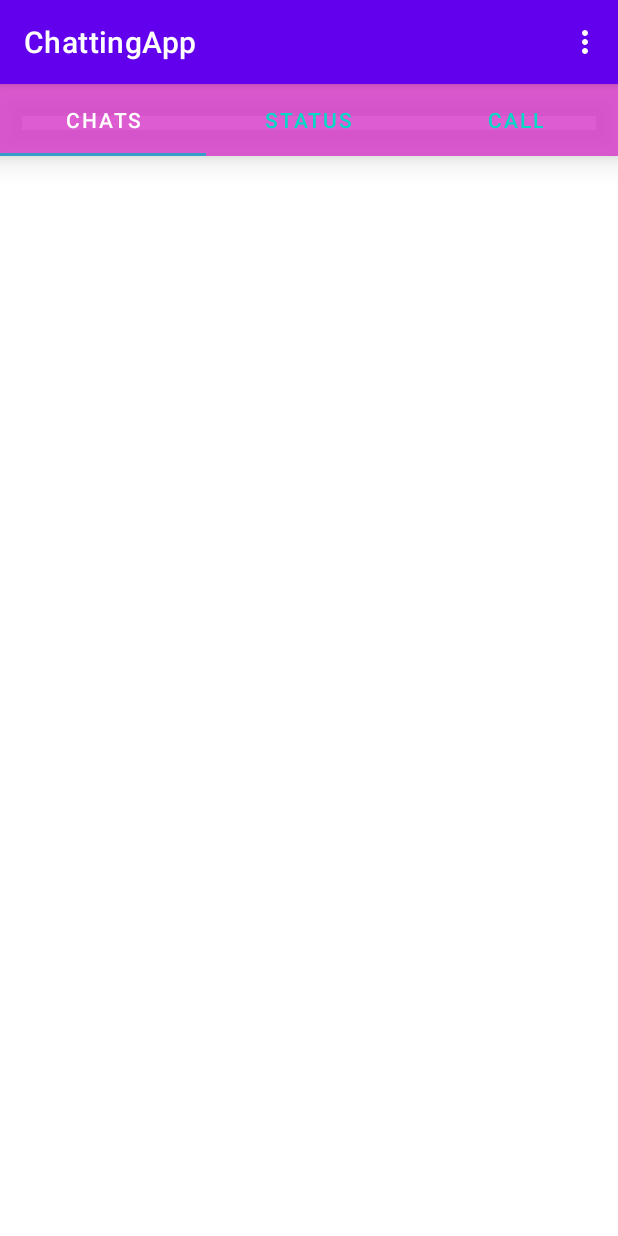
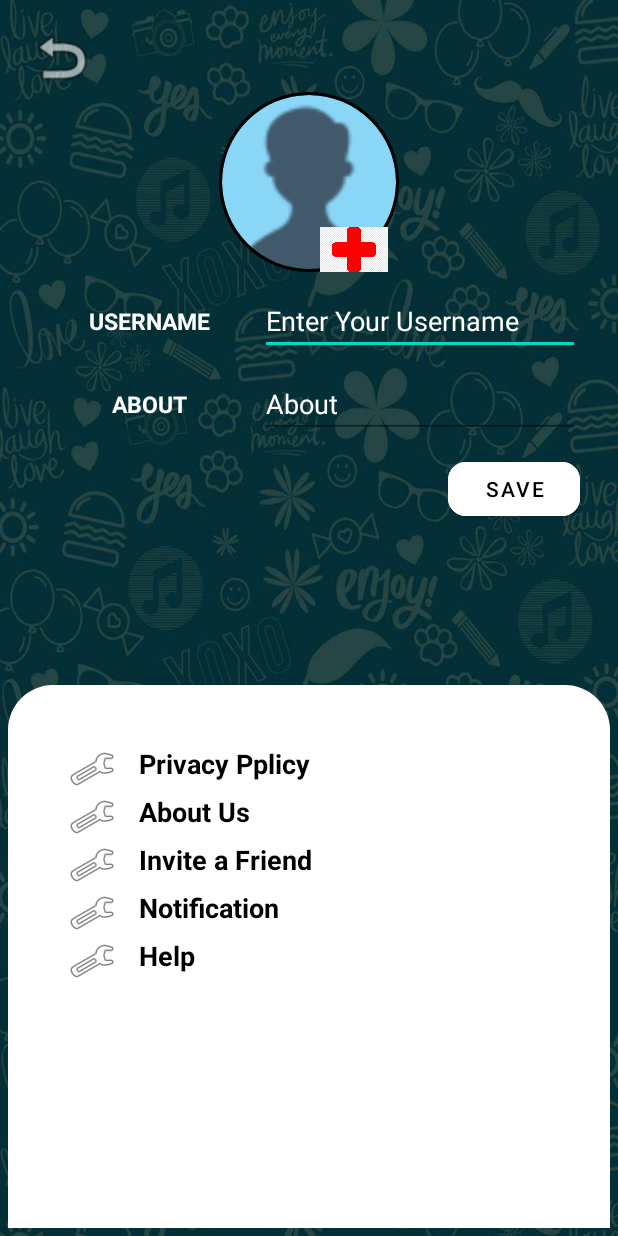
Before and after one commit to DaRkSoUl1690/ChattingApp, an Android app: the MainActivity screen opened directly, with no data from a screen before it, in the options menu, after a tap on "Setting", on a phone screen of 412 x 824 dp. Run offline under Robolectric (Android 15) with nearby library versions, the phone set to English and light mode, and no system bars; our stand-ins replace CircleImageView, Firebase (no records; nobody signed in at launch, a user with empty details on screens opened directly), Picasso; 7 statements that could not run were skipped.

Commit message:
made some changes for displaying profile pic and making an status and saving it using firebase datbase but bug T_T .

```diff
--- a/app/build.gradle
+++ b/app/build.gradle
@@ -46,6 +46,7 @@ dependencies {
     implementation 'com.google.firebase:firebase-auth'
     implementation  'com.google.firebase:firebase-database'
     implementation 'androidx.legacy:legacy-support-v4:1.0.0'
+    implementation 'com.google.firebase:firebase-storage:20.0.0'
     testImplementation 'junit:junit:4.+'
     androidTestImplementation 'androidx.test.ext:junit:1.1.3'
     androidTestImplementation 'androidx.test.espresso:espresso-core:3.4.0'
--- a/app/src/main/AndroidManifest.xml
+++ b/app/src/main/AndroidManifest.xml
@@ -9,6 +9,9 @@
         android:roundIcon="@mipmap/ic_launcher_round"
         android:supportsRtl="true"
         android:theme="@style/Theme.ChattingApp">
+        <activity
+            android:name=".settingActivity"
+            android:exported="true" />
         <activity
             android:name=".GroupChat"
             android:exported="true" />
@@ -25,7 +28,7 @@
                 <category android:name="android.intent.category.LAUNCHER" />
             </intent-filter>
         </activity>
-        <activity android:name=".MainActivity"></activity>
+        <activity android:name=".MainActivity" />
     </application>
 
 </manifest>
--- a/app/src/main/java/com/vedant/chattingapp/Adapters/userAdapter.java
+++ b/app/src/main/java/com/vedant/chattingapp/Adapters/userAdapter.java
@@ -46,7 +46,7 @@ public class userAdapter extends RecyclerView.Adapter<userAdapter.ViewHolder> {
     @Override
     public void onBindViewHolder(@NonNull ViewHolder holder, int position) {
           Users users = list.get(position);
-        Picasso.get().load(users.getProfilepic()).placeholder(R.drawable.userimg).into(holder.img);
+        Picasso.get().load(users.getProfilepic()).placeholder(R.drawable.user).into(holder.img);
           holder.userName.setText(users.getUserName());
 
         FirebaseDatabase.getInstance().getReference().child("Chats")
@@ -97,7 +97,7 @@ public class userAdapter extends RecyclerView.Adapter<userAdapter.ViewHolder> {
         public ViewHolder(@NonNull View itemView) {
             super(itemView);
 
-            img = itemView.findViewById(R.id.profile_image);
+            img = itemView.findViewById(R.id.profileimage);
             userName = itemView.findViewById(R.id.userName);
             lastMessage = itemView.findViewById(R.id.lastMessage);
         }
--- a/app/src/main/java/com/vedant/chattingapp/MainActivity.java
+++ b/app/src/main/java/com/vedant/chattingapp/MainActivity.java
@@ -53,14 +53,15 @@ public class MainActivity extends AppCompatActivity {
         switch (item.getItemId())
         {
             case R.id.setting:
-                Toast.makeText(this, "Setting is clicked", Toast.LENGTH_SHORT).show();
+                Intent intent = new Intent(this,settingActivity.class);
+                startActivity(intent);
                 break;
 
 
             case R.id.logout:
                 mAuth.signOut();
-                Intent intent = new Intent(this,login_Activity.class);
-                startActivity(intent);
+                Intent intent2 = new Intent(this,login_Activity.class);
+                startActivity(intent2);
                 break;
 
             case R.id.groupChat:
--- a/app/src/main/java/com/vedant/chattingapp/Models/Users.java
+++ b/app/src/main/java/com/vedant/chattingapp/Models/Users.java
@@ -2,15 +2,18 @@ package com.vedant.chattingapp.Models;
 
 public class Users {
 
-    String profilepic , userName ,mail,password,userId,lastMessage;
+    String profilepic , userName ,mail,password,userId,lastMessage,about;
 
-    public Users(String profilepic, String userName, String mail, String password, String userId, String lastMessage) {
+
+
+    public Users(String profilepic, String userName, String mail, String password, String userId, String lastMessage, String about) {
         this.profilepic = profilepic;
         this.userName = userName;
         this.mail = mail;
         this.password = password;
         this.userId = userId;
         this.lastMessage = lastMessage;
+        this.about = about;
     }
 
     public Users(){}
@@ -23,6 +26,14 @@ public class Users {
         this.mail = mail;
         this.password = password;
 
+    }
+
+    public String getAbout() {
+        return about;
+    }
+
+    public void setAbout(String about) {
+        this.about = about;
     }
 
     public String getProfilepic() {
@@ -72,4 +83,6 @@ public class Users {
     public void setLastMessage(String lastMessage) {
         this.lastMessage = lastMessage;
     }
+
+
 }
--- a/app/src/main/java/com/vedant/chattingapp/chatDetail.java
+++ b/app/src/main/java/com/vedant/chattingapp/chatDetail.java
@@ -45,7 +45,7 @@ public class chatDetail extends AppCompatActivity {
         String profilepic = getIntent().getStringExtra("profilepic");
 
         binding.textView4.setText(userName);
-        Picasso.get().load(profilepic).placeholder(R.drawable.userimg).into(binding.profileImage);
+        Picasso.get().load(profilepic).placeholder(R.drawable.user).into(binding.profileimage);
         binding.back.setOnClickListener(new View.OnClickListener() {
             @Override
             public void onClick(View v) {
@@ -72,7 +72,7 @@ database.getReference().child("Chats")
     @Override
     public void onDataChange(DataSnapshot dataSnapshot) {
 
-      messageModels.clear();
+    messageModels.clear();
         for (DataSnapshot dataSnapshot1 : dataSnapshot.getChildren())
         {
             MessageModel model  = dataSnapshot1.getValue(MessageModel.class);
--- /dev/null
+++ b/app/src/main/java/com/vedant/chattingapp/settingActivity.java
@@ -0,0 +1,135 @@
+package com.vedant.chattingapp;
+
+import androidx.annotation.NonNull;
+import androidx.annotation.Nullable;
+import androidx.appcompat.app.AppCompatActivity;
+
+import android.content.Intent;
+import android.net.Uri;
+import android.os.Bundle;
+import android.view.View;
+import android.widget.Toast;
+
+import com.google.android.gms.tasks.OnSuccessListener;
+import com.google.firebase.auth.FirebaseAuth;
+import com.google.firebase.database.DataSnapshot;
+import com.google.firebase.database.DatabaseError;
+import com.google.firebase.database.FirebaseDatabase;
+import com.google.firebase.database.ValueEventListener;
+import com.google.firebase.storage.FirebaseStorage;
+import com.google.firebase.storage.StorageReference;
+import com.google.firebase.storage.UploadTask;
+import com.squareup.picasso.Picasso;
+import com.vedant.chattingapp.Models.Users;
+import com.vedant.chattingapp.databinding.ActivitySettingBinding;
+
+import java.util.HashMap;
+
+public class settingActivity extends AppCompatActivity {
+
+   ActivitySettingBinding binding;
+     FirebaseStorage storage;
+     FirebaseAuth auth;
+     FirebaseDatabase database;
+
+
+    @Override
+    protected void onCreate(Bundle savedInstanceState) {
+        super.onCreate(savedInstanceState);
+        setContentView(R.layout.activity_setting);
+         binding = ActivitySettingBinding.inflate(getLayoutInflater());
+        setContentView(binding.getRoot());
+        getSupportActionBar().hide();
+
+         storage = FirebaseStorage.getInstance();
+         auth  = FirebaseAuth.getInstance();
+         database= FirebaseDatabase.getInstance();
+
+        binding.backArrow.setOnClickListener(new View.OnClickListener() {
+            @Override
+            public void onClick(View v) {
+                Intent intent = new Intent(settingActivity.this,MainActivity.class);
+                startActivity(intent);
+            }
+        });
+
+        database.getReference().child("Users").child(FirebaseAuth.getInstance().getUid())
+                .addListenerForSingleValueEvent(new ValueEventListener() {
+                    @Override
+                    public void onDataChange(@NonNull DataSnapshot snapshot) {
+                        Users users = snapshot.getValue(Users.class);
+                        Picasso.get()
+                                .load(users.getProfilepic())
+                                .placeholder(R.drawable.user)
+                                .into(binding.profileimage);
+
+                        binding.etuserName.setText(users.getUserName());
+                   binding.about.setText(users.getAbout());
+                    }
+
+                    @Override
+                    public void onCancelled(@NonNull DatabaseError error) {
+
+                    }
+                });
+
+        binding.plus.setOnClickListener(new View.OnClickListener() {
+            @Override
+            public void onClick(View v) {
+                Intent intent = new Intent();
+                intent.setAction(Intent.ACTION_GET_CONTENT);
+                intent.setType("image/*");
+                startActivityForResult(intent,33);
+            }
+        });
+
+        binding.save.setOnClickListener(new View.OnClickListener() {
+            @Override
+            public void onClick(View v) {
+                String about = binding.about.getText().toString();
+                String userName = binding.etuserName.getText().toString();
+
+                HashMap<String, Object> obj = new HashMap<>();
+                obj.put("userName", userName);
+                obj.put("about", about);
+
+                database.getReference().child("Users").child(FirebaseAuth.getInstance().getUid())
+                        .updateChildren(obj);
+
+                Intent intent = new Intent(settingActivity.this, MainActivity.class);
+                startActivity(intent);
+                finish();
+
+                Toast.makeText(settingActivity.this, "Details Updated", Toast.LENGTH_SHORT).show();
+
+            }
+        });
+
+    }
+
+    @Override
+    protected void onActivityResult(int requestCode, int resultCode, @Nullable Intent data) {
+        super.onActivityResult(requestCode, resultCode, data);
+
+        if(data.getData() != null){
+            Uri uri = data.getData();
+            binding.profileimage.setImageURI(uri);
+            final StorageReference reference = storage.getReference().child("profile pictures")
+                    .child(FirebaseAuth.getInstance().getUid());
+                    reference.putFile(uri).addOnSuccessListener(new OnSuccessListener<UploadTask.TaskSnapshot>() {
+                        @Override
+                        public void onSuccess(UploadTask.TaskSnapshot taskSnapshot) {
+                            reference.getDownloadUrl().addOnSuccessListener(new OnSuccessListener<Uri>() {
+                                @Override
+                                public void onSuccess(Uri uri) {
+                                    database.getReference().child("Users").child(FirebaseAuth.getInstance().getUid())
+                                            .child("profilePic").setValue(uri.toString());
+                                    Toast.makeText(settingActivity.this, "Profile Picture updated", Toast.LENGTH_SHORT).show();
+                                }
+                            });
+                        }
+                    });
+
+        }
+    }
+}
--- a/app/src/main/java/com/vedant/chattingapp/tab_fragments/chat_Fragment.java
+++ b/app/src/main/java/com/vedant/chattingapp/tab_fragments/chat_Fragment.java
@@ -13,6 +13,7 @@ import android.view.View;
 import android.view.ViewGroup;
 
 
+import com.google.firebase.auth.FirebaseAuth;
 import com.google.firebase.database.DataSnapshot;
 import com.google.firebase.database.DatabaseError;
 import com.google.firebase.database.FirebaseDatabase;
@@ -60,6 +61,7 @@ public class chat_Fragment extends Fragment {
                 {
                     Users users = dataSnapshot.getValue(Users.class);
                     users.setUserId(dataSnapshot.getKey());
+                    if(!users.getUserId().equals(FirebaseAuth.getInstance().getUid()))
                      list.add(users);
 
                 }
--- a/app/src/main/res/layout/activity_chat_detail.xml
+++ b/app/src/main/res/layout/activity_chat_detail.xml
@@ -97,11 +97,11 @@
 
 
         <de.hdodenhof.circleimageview.CircleImageView
-            android:id="@+id/profile_image"
+            android:id="@+id/profileimage"
             android:layout_width="55dp"
             android:layout_height="45dp"
 
-            android:src="@drawable/userimg"
+            android:src="@drawable/user"
             app:civ_border_color="#FF000000"
             app:civ_border_width="2dp"
             app:layout_constraintBottom_toBottomOf="parent"
--- a/app/src/main/res/layout/activity_group_chat.xml
+++ b/app/src/main/res/layout/activity_group_chat.xml
@@ -97,7 +97,7 @@
 
 
             <de.hdodenhof.circleimageview.CircleImageView
-                android:id="@+id/profile_image"
+                android:id="@+id/profileimage"
                 android:layout_width="55dp"
                 android:layout_height="45dp"
 
--- /dev/null
+++ b/app/src/main/res/layout/activity_setting.xml
@@ -0,0 +1,182 @@
+<?xml version="1.0" encoding="utf-8"?>
+<RelativeLayout xmlns:android="http://schemas.android.com/apk/res/android"
+    xmlns:app="http://schemas.android.com/apk/res-auto"
+    xmlns:tools="http://schemas.android.com/tools"
+    android:layout_width="match_parent"
+    android:layout_height="match_parent"
+    android:background="@drawable/wall"
+    android:padding="5dp"
+    tools:context=".settingActivity">
+
+    <ImageView
+        android:id="@+id/backArrow"
+        android:layout_width="51dp"
+        android:layout_height="46dp"
+        android:layout_marginLeft="10dp"
+        android:layout_marginTop="10dp"
+        app:srcCompat="@android:drawable/ic_menu_revert" />
+
+    <LinearLayout
+        android:layout_width="match_parent"
+        android:layout_height="wrap_content"
+        android:layout_below="@id/backArrow"
+        android:layout_marginLeft="20dp"
+        android:layout_marginRight="20dp"
+        android:gravity="center"
+        android:orientation="vertical">
+
+        <de.hdodenhof.circleimageview.CircleImageView
+            android:id="@+id/profileimage"
+            android:layout_width="120dp"
+            android:layout_height="120dp"
+            app:civ_border_color="#FF000000"
+            app:civ_border_width="2dp"
+            android:src="@drawable/user" />
+
+        <ImageView
+            android:id="@+id/plus"
+            android:layout_width="45dp"
+            android:layout_height="30dp"
+            android:layout_marginLeft="30dp"
+            android:layout_marginTop="-30dp"
+            app:srcCompat="@drawable/plus" />
+
+        <LinearLayout
+            android:layout_width="match_parent"
+            android:layout_height="match_parent"
+            android:layout_marginTop="10dp"
+            android:orientation="horizontal">
+
+            <TextView
+                android:layout_width="125dp"
+                android:layout_height="match_parent"
+                android:layout_weight="1"
+                android:gravity="center"
+                android:padding="5dp"
+                android:text="USERNAME"
+                android:textColor="@color/white"
+                android:textSize="15dp"
+                android:textStyle="bold" />
+
+            <EditText
+                android:id="@+id/etuserName"
+                android:layout_width="wrap_content"
+                android:layout_height="wrap_content"
+                android:ems="10"
+                android:hint="Enter Your Username"
+                android:inputType="textPersonName"
+                android:textColor="@color/white"
+                android:textColorHint="@color/white" />
+
+        </LinearLayout>
+
+        <LinearLayout
+            android:layout_width="match_parent"
+            android:layout_height="match_parent"
+            android:layout_marginTop="10dp"
+            android:orientation="horizontal">
+
+            <TextView
+                android:layout_width="125dp"
+                android:layout_height="match_parent"
+                android:layout_weight="1"
+                android:gravity="center"
+                android:padding="5dp"
+                android:text="ABOUT"
+                android:textColor="@color/white"
+                android:textSize="15dp"
+                android:textStyle="bold" />
+
+            <EditText
+                android:id="@+id/etStatus"
+                android:layout_width="wrap_content"
+                android:layout_height="wrap_content"
+                android:ems="10"
+                android:hint="About"
+                android:inputType="textPersonName"
+                android:textColor="@color/white"
+                android:textColorHint="@color/white" />
+
+        </LinearLayout>
+
+        <Button
+            android:id="@+id/save"
+            android:layout_width="wrap_content"
+            android:layout_height="wrap_content"
+            android:layout_gravity="right"
+            android:layout_marginTop="10dp"
+            android:backgroundTint="#FFFFFF"
+            android:text="Save"
+            android:textColor="@android:color/background_dark"
+            app:cornerRadius="12dp" />
+
+    </LinearLayout>
+
+    <LinearLayout
+        android:layout_width="406dp"
+        android:layout_height="362dp"
+        android:layout_alignParentBottom="true"
+        android:layout_marginBottom="0dp"
+        android:layout_marginTop="10dp"
+        android:background="@drawable/shape1"
+        android:layoutDirection="inherit"
+        android:orientation="vertical"
+        android:padding="40dp">
+
+        <TextView
+            android:id="@+id/textView6"
+            android:layout_width="match_parent"
+            android:layout_height="wrap_content"
+            android:drawableLeft="@android:drawable/ic_menu_preferences"
+            android:drawablePadding="15dp"
+            android:text="Privacy Pplicy"
+            android:textColor="@color/black"
+            android:textSize="18dp"
+            android:textStyle="bold" />
+
+        <TextView
+            android:id="@+id/about"
+            android:layout_width="match_parent"
+            android:layout_height="wrap_content"
+            android:drawableLeft="@android:drawable/ic_menu_preferences"
+            android:drawablePadding="15dp"
+            android:text="About Us"
+            android:textColor="@color/black"
+            android:textSize="18dp"
+            android:textStyle="bold" />
+
+        <TextView
+            android:id="@+id/textView8"
+            android:layout_width="match_parent"
+            android:layout_height="wrap_content"
+            android:drawableLeft="@android:drawable/ic_menu_preferences"
+            android:drawablePadding="15dp"
+            android:text="Invite a Friend"
+            android:textColor="@color/black"
+            android:textSize="18dp"
+            android:textStyle="bold" />
+
+        <TextView
+            android:id="@+id/textView9"
+            android:layout_width="match_parent"
+            android:layout_height="wrap_content"
+            android:drawableLeft="@android:drawable/ic_menu_preferences"
+            android:drawablePadding="15dp"
+            android:text="Notification"
+            android:textColor="@color/black"
+            android:textSize="18dp"
+            android:textStyle="bold" />
+
+        <TextView
+            android:id="@+id/textView10"
+            android:layout_width="match_parent"
+            android:layout_height="wrap_content"
+            android:drawableLeft="@android:drawable/ic_menu_preferences"
+            android:drawablePadding="15dp"
+            android:text="Help"
+            android:textColor="@color/black"
+            android:textSize="18dp"
+            android:textStyle="bold" />
+    </LinearLayout>
+
+</RelativeLayout>
--- a/app/src/main/res/layout/show_user.xml
+++ b/app/src/main/res/layout/show_user.xml
@@ -8,11 +8,11 @@
     >
 
     <de.hdodenhof.circleimageview.CircleImageView
-        android:id="@+id/profile_image"
+        android:id="@+id/profileimage"
         android:layout_width="77dp"
         android:layout_height="87dp"
 
-        android:src="@drawable/userimg"
+        android:src="@drawable/user"
         app:civ_border_color="#FF000000"
         app:civ_border_width="2dp" />
 
```
Also changed, not shown: app/src/main/res/drawable/about.png (added), app/src/main/res/drawable/group.png (added), app/src/main/res/drawable/help.png (added), app/src/main/res/drawable/notification.png (added), app/src/main/res/drawable/plus.png (added), app/src/main/res/drawable/privacy.png (added), app/src/main/res/drawable/user.png (added).
